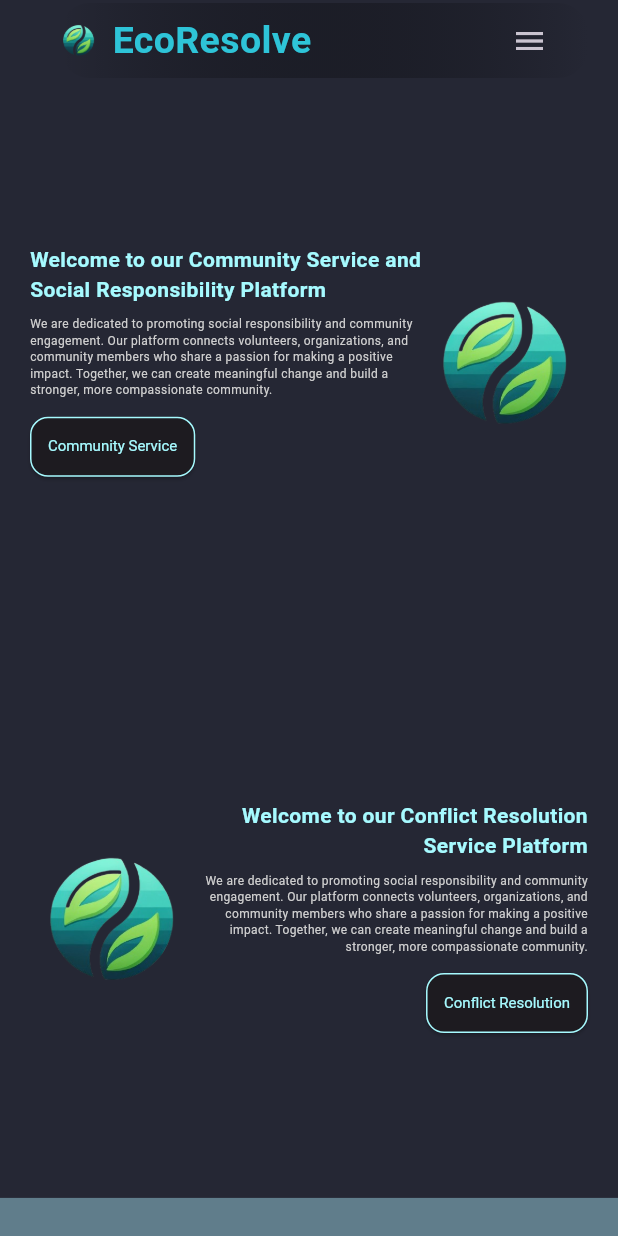
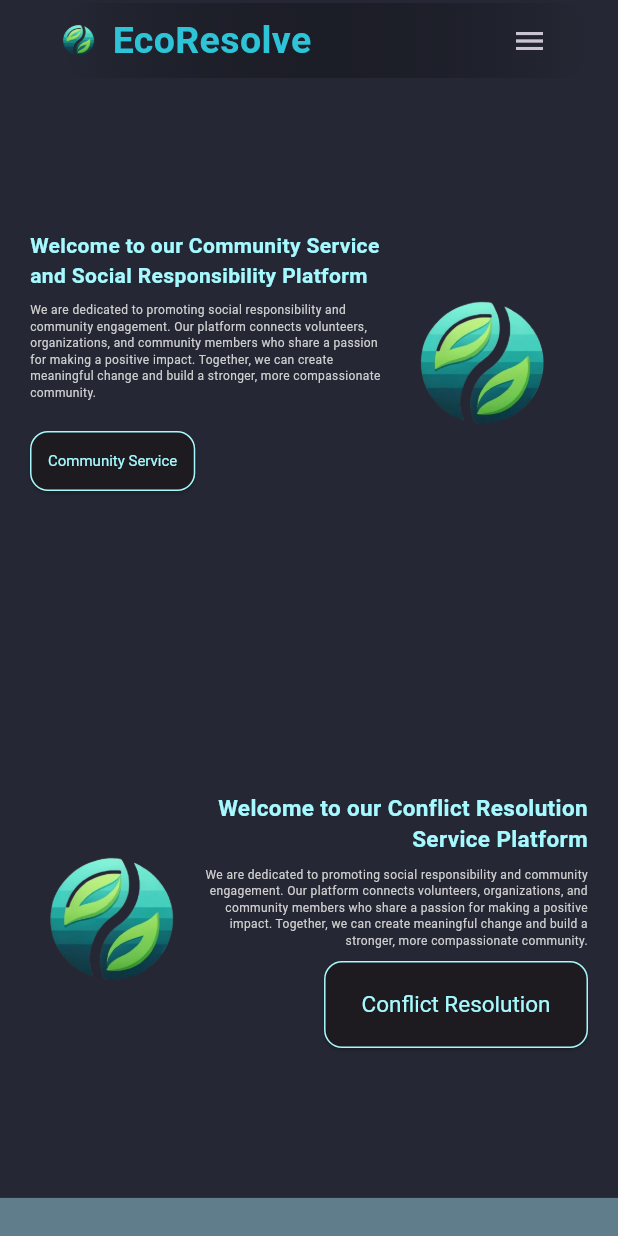
Before and after one commit to Saniya951/EcoResolve, a Flutter app: the screen it shows after launch, on a phone screen of 412 x 824 dp. Run offline on Flutter 3.47's test engine with Material 3 defaults, Android fonts, the light colour scheme and no system bars.

Commit message:
UI final updated of home page seperately

```diff
--- a/lib/pages/home_page.dart
+++ b/lib/pages/home_page.dart
@@ -1,9 +1,10 @@
-import 'package:eco_resolve/constants/btn.dart';
 import 'package:eco_resolve/constants/colors.dart';
 import 'package:eco_resolve/constants/size.dart';
 import 'package:eco_resolve/widgets/drawer_mob.dart';
 import 'package:eco_resolve/widgets/header.dart';
 import 'package:eco_resolve/widgets/header_mob.dart';
+import 'package:eco_resolve/widgets/home_desk.dart';
+import 'package:eco_resolve/widgets/home_mob.dart';
 import 'package:flutter/material.dart';
 
 class HomePage extends StatefulWidget {
@@ -17,31 +18,6 @@ class _HomePageState extends State<HomePage> {
   @override
   Widget build(BuildContext context) {
     final scaffoldKey = GlobalKey<ScaffoldState>();
-
-    // Define text styles
-    const TextStyle desktopTitleStyle = TextStyle(
-      fontWeight: FontWeight.bold,
-      fontSize: 20,
-      color: CustomColor.greenSecondary,
-    );
-
-    const  TextStyle mobileTitleStyle = TextStyle(
-      fontWeight: FontWeight.bold,
-      fontSize: 14,
-      color: CustomColor.greenSecondary,
-    );
-
-    const TextStyle desktopBodyStyle = TextStyle(
-      fontWeight: FontWeight.w400,
-      fontSize: 15,
-      color: CustomColor.lightGrey,
-    );
-
-    const TextStyle mobileBodyStyle = TextStyle(
-      fontWeight: FontWeight.w400,
-      fontSize: 8,
-      color: CustomColor.lightGrey,
-    );
 
     // LayoutBuilder for adding responsive page constraints
     return LayoutBuilder(
@@ -59,7 +35,7 @@ class _HomePageState extends State<HomePage> {
           body: ListView(
             scrollDirection: Axis.vertical,
             children: [
-              // MAIN HOME PAGE
+              // MAIN HEADER PAGE
               if (isDesktop)
                 const Header()
               else
@@ -71,118 +47,14 @@ class _HomePageState extends State<HomePage> {
                   },
                 ),
 
-              Container(
-                margin:const EdgeInsets.symmetric(horizontal: 20.0),
-                constraints:BoxConstraints(maxHeight:screenSize.height*0.45),
-                child:Row(
-                  mainAxisAlignment: MainAxisAlignment.spaceEvenly,
-                  children: [
-                    Expanded(
-                      child: Column(
-                          mainAxisAlignment: MainAxisAlignment.center,
-                          crossAxisAlignment: CrossAxisAlignment.start,
-                          children: [
-                            Text(
-                              "Welcome to our Community Service and Social Responsibility Platform",
-                              style: isDesktop ? desktopTitleStyle : mobileTitleStyle,
-                            ),
-                            const SizedBox(height: 8.0),
-                            SizedBox(
-                              width: isDesktop? 600.0 : null,
-                              child: Text(
-                                "We are dedicated to promoting social responsibility and community engagement. Our platform connects volunteers, organizations, and community members who share a passion for making a positive impact. Together, we can create meaningful change and build a stronger, more compassionate community.",
-                                style: isDesktop ? desktopBodyStyle : mobileBodyStyle,
-                                maxLines: 8,  // Conditionally set maxLines
-                                // overflow: TextOverflow.ellipsis,
-                              ),
-                            ),
 
-                            const SizedBox(height: 8.0), //for space
-
-                            // import custom btn form constants
-                            CustomButton(
-                              text: "Community Service",
-                              onPressed: () {},
-                              constraints: constraints,
-                            ),
-
-                          ],
-                        ),
-                    ),
-
-                    const SizedBox(height: 8.0),
-
-                    Padding(
-                      padding: isDesktop? const EdgeInsets.only(right:80.0):const EdgeInsets.only(right:5.0),
-                      child: Image.asset(
-                          "assets/images/EcoResolve-logo.png",
-                          width: isDesktop ? 200.0 : 100.0, // Adjust the width
-                          height: isDesktop ? 200.0 : 100.0, ),
-                    ),
-
-                  ],
-                ),
-              ),
+              //MAIN HOME PAGE
+              if (isDesktop)
+                const HomeDesk()
+              else
+                const HomeMob(),
 
 
-              Container(
-                margin:const EdgeInsets.symmetric(horizontal: 20.0),
-                constraints:BoxConstraints(maxHeight:screenSize.height*0.45),
-                child: Row(
-                  mainAxisAlignment: MainAxisAlignment.spaceEvenly,
-                  children: [
-                    // SizedBox(height: isDesktop ? 100.0 : 16.0),
-
-                    Padding(
-                      padding: isDesktop? const EdgeInsets.only(left:80.0):const EdgeInsets.only(left:5.0),
-                      child: Image.asset(
-                        "assets/images/EcoResolve-logo.png",
-                        width: isDesktop ? 200.0 : 100.0, // Adjust the width
-                        height: isDesktop ? 200.0 : 100.0, ),
-                    ),
-
-                    const SizedBox(height: 16.0),
-
-
-
-                    Expanded(
-                      child: Column(
-                        mainAxisAlignment: MainAxisAlignment.center,
-                        crossAxisAlignment: CrossAxisAlignment.end,
-                        children: [
-                          Text(
-                            "Welcome to our Conflict Resolution Service Platform",
-                            style: isDesktop ? desktopTitleStyle : mobileTitleStyle,
-                            textAlign: TextAlign.right,
-                          ),
-                          const SizedBox(height: 8.0),
-                          SizedBox(
-                            width: isDesktop? 800.0 : null,
-                            child: Text(
-                              "We are dedicated to promoting social responsibility and community engagement. Our platform connects volunteers, organizations, and community members who share a passion for making a positive impact. Together, we can create meaningful change and build a stronger, more compassionate community.",
-                              style: isDesktop ? desktopBodyStyle : mobileBodyStyle,
-                              textAlign: TextAlign.right,
-                              maxLines: 8,  // Conditionally set maxLines
-                              // overflow: TextOverflow.ellipsis,
-                            ),
-                          ),
-
-                          const SizedBox(height: 8.0), //for space
-
-                          // import custom btn form constants
-                          CustomButton(
-                            text: "Conflict Resolution",
-                            onPressed: () {},
-                            constraints: constraints,
-                          ),
-
-                        ],
-                      ),
-                    ),
-
-                  ],
-                ),
-              ),
 
               // Conflict resolution Page
               Container(
--- /dev/null
+++ b/lib/widgets/home_mob.dart
@@ -0,0 +1,166 @@
+import 'package:eco_resolve/constants/colors.dart';
+import 'package:flutter/material.dart';
+
+class HomeMob extends StatelessWidget {
+  const HomeMob({super.key});
+
+  @override
+  Widget build(BuildContext context) {
+    final screenSize = MediaQuery.of(context).size;
+    return Container(
+      child: Column(
+        children: [
+          Container(
+            margin: const EdgeInsets.symmetric(horizontal: 20.0),
+            constraints: BoxConstraints(maxHeight: screenSize.height * 0.45),
+            child: Row(
+              mainAxisAlignment: MainAxisAlignment.spaceEvenly,
+              children: [
+                Expanded(
+                  child: Column(
+                    mainAxisAlignment: MainAxisAlignment.center,
+                    crossAxisAlignment: CrossAxisAlignment.start,
+                    children: [
+                      const Text(
+                        "Welcome to our Community Service and Social Responsibility Platform",
+                        style: TextStyle(
+                          fontWeight: FontWeight.bold,
+                          fontSize: 14,
+                          color: CustomColor.greenSecondary,
+                        ),
+                      ),
+                      const SizedBox(height: 8.0),
+                      const Text(
+                        "We are dedicated to promoting social responsibility and community engagement. Our platform connects volunteers, organizations, and community members who share a passion for making a positive impact. Together, we can create meaningful change and build a stronger, more compassionate community.",
+                        style: TextStyle(
+                          fontWeight: FontWeight.w400,
+                          fontSize: 8,
+                          color: CustomColor.lightGrey,
+                        ),
+                        maxLines: 8, // Conditionally set maxLines
+                        overflow: TextOverflow.ellipsis,
+                      ),
+                      const SizedBox(height: 16.0), // for space
+                      ElevatedButton(
+                        onPressed: () {},
+                        style: ElevatedButton.styleFrom(
+                          padding: const EdgeInsets.symmetric(
+                            horizontal: 12.0,
+                            vertical: 8.0,
+                          ),
+                          textStyle: const TextStyle(fontSize: 10),
+                          shape: RoundedRectangleBorder(
+                            borderRadius: BorderRadius.circular(12.0), // Border radius for rectangular curve
+                            side: const BorderSide(
+                              color: CustomColor.greenSecondary, // Border color
+                              width: 1.0, // Border width
+                            ),
+                          ),
+                        ),
+                        child: const Text(
+                          "Community Service",
+                          style: TextStyle(color: CustomColor.greenSecondary),
+                        ),
+                      ),
+                    ],
+                  ),
+                ),
+                const SizedBox(width: 16.0), // space between text and image
+                Padding(
+                  padding: const EdgeInsets.only(right: 20.0),
+                  child: Image.asset(
+                    "assets/images/EcoResolve-logo.png",
+                    width: 100.0, // Adjust the width
+                    height: 100.0,
+                  ),
+                ),
+              ],
+            ),
+          ),
+
+          Container(
+                margin:const EdgeInsets.symmetric(horizontal: 20.0),
+                constraints:BoxConstraints(maxHeight:screenSize.height*0.45),
+                child: Row(
+                  mainAxisAlignment: MainAxisAlignment.spaceEvenly,
+                  children: [
+                    // SizedBox(height: isDesktop ? 100.0 : 16.0),
+
+                    Padding(
+                      padding: const EdgeInsets.only(left:5.0),
+                      child: Image.asset(
+                        "assets/images/EcoResolve-logo.png",
+                        width: 100.0 , // Adjust the width
+                        height:100.0, ),
+                    ),
+
+                    const SizedBox(height: 16.0),
+
+                    Expanded(
+                      child: Column(
+                        mainAxisAlignment: MainAxisAlignment.center,
+                        crossAxisAlignment: CrossAxisAlignment.end,
+                        children: [
+                          const Text(
+                            "Welcome to our Conflict Resolution Service Platform",
+                            style: TextStyle(
+                          fontWeight: FontWeight.bold,
+                          fontSize: 15,
+                          color: CustomColor.greenSecondary,
+                        ),
+                            textAlign: TextAlign.right,
+                          ),
+                          const SizedBox(height: 8.0),
+                          const SizedBox(
+                            width: null,
+                            child: Text(
+                              "We are dedicated to promoting social responsibility and community engagement. Our platform connects volunteers, organizations, and community members who share a passion for making a positive impact. Together, we can create meaningful change and build a stronger, more compassionate community.",
+                              style: TextStyle(
+                            fontWeight: FontWeight.w400,
+                            fontSize: 8,
+                            color: CustomColor.lightGrey,
+                          ),
+                              textAlign: TextAlign.right,
+                              maxLines: 8,  // Conditionally set maxLines
+                              // overflow: TextOverflow.ellipsis,
+                            ),
+                          ),
+
+                          const SizedBox(height: 8.0), //for space
+
+                          // import custom btn form constants
+                          ElevatedButton(
+                        onPressed: () {},
+                        style: ElevatedButton.styleFrom(
+                          padding: const EdgeInsets.symmetric(
+                            horizontal: 25.0,
+                            vertical: 20.0,
+                          ),
+                          textStyle: const TextStyle(fontSize: 15),
+                          shape: RoundedRectangleBorder(
+                            borderRadius: BorderRadius.circular(12.0), // Border radius for rectangular curve
+                            side: const BorderSide(
+                              color: CustomColor.greenSecondary, // Border color
+                              width: 1.0, // Border width
+                            ),
+                          ),
+                        ),
+                        child: const Text(
+                          "Conflict Resolution",
+                          style: TextStyle(color: CustomColor.greenSecondary),
+                        ),
+                      ),
+
+                        ],
+                      ),
+                    ),
+
+                  ],
+                ),
+              ),
+
+        ],
+      ),
+    );
+  }
+}
```
Also changed, not shown: lib/widgets/home_desk.dart (added, +173 -0 lines).
